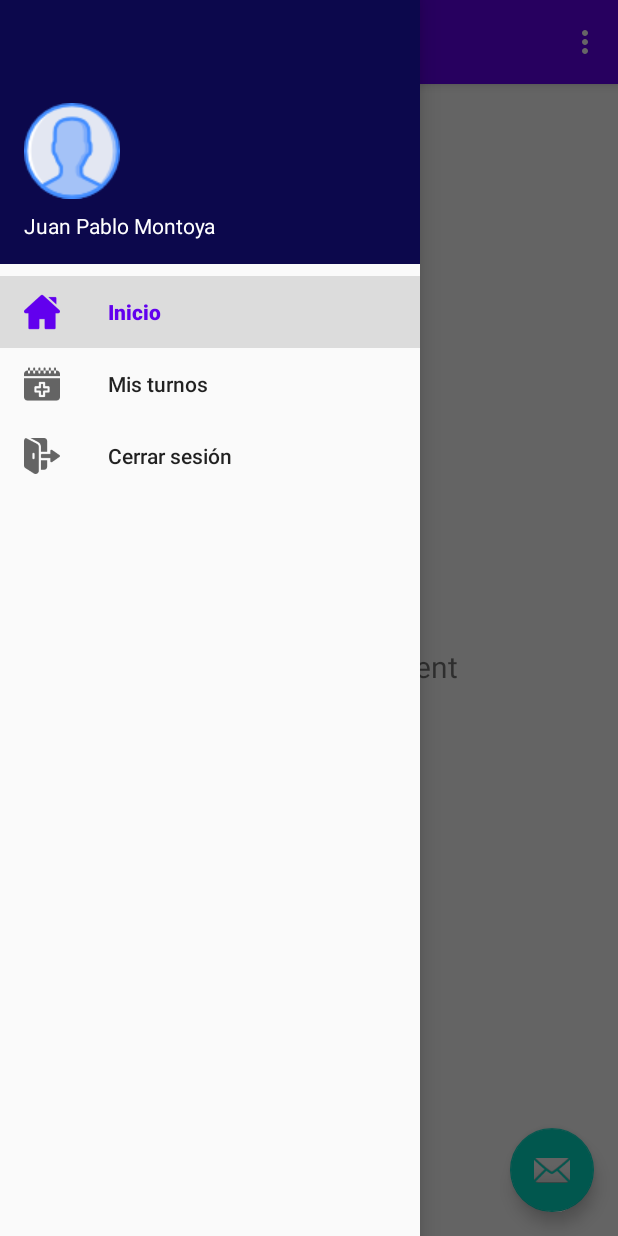
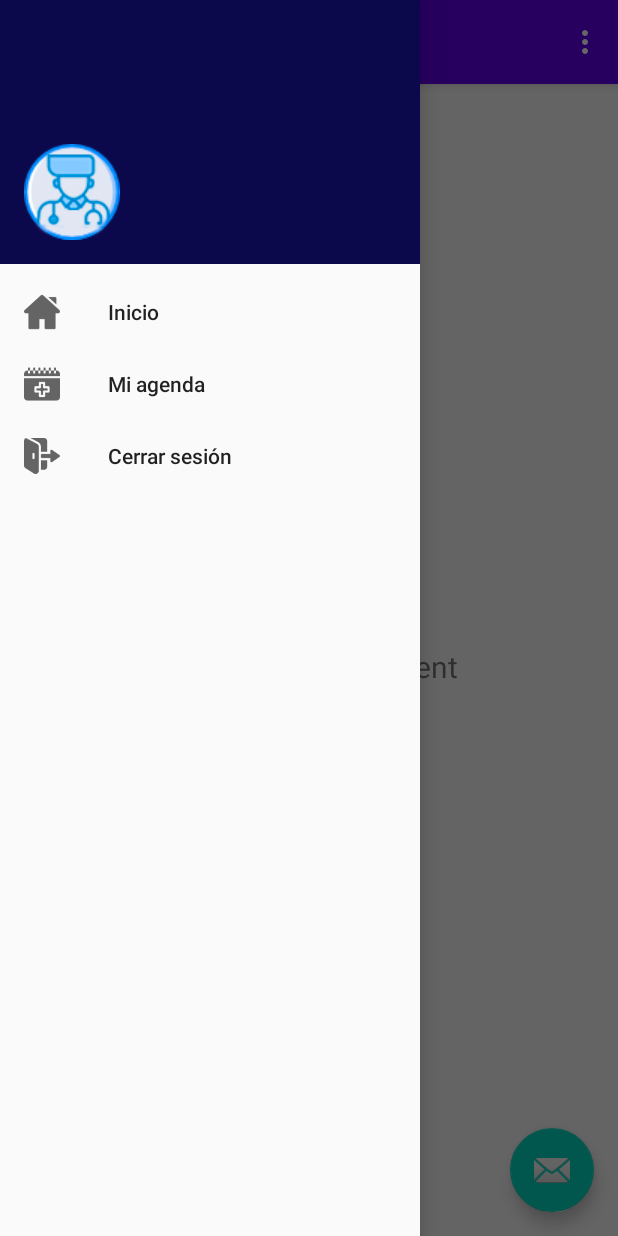
Before and after one commit to axelroitman/AD, an Android app: the InicialUsuario screen opened directly, with no data from a screen before it, with the side drawer open, on a phone screen of 412 x 824 dp. Run offline under Robolectric (Android 15) with nearby library versions, the phone set to English and light mode, and no system bars; our stand-ins replace navigation-ui; Roboto replaces fonts that are not available here.

Commit message:
Menú médico
Sobre el menú del usuario se pudieron las cosas de médico.

```diff
--- a/frontAD/app/src/main/res/layout/nav_header_menu_usuario.xml
+++ b/frontAD/app/src/main/res/layout/nav_header_menu_usuario.xml
@@ -13,11 +13,19 @@
     android:theme="@style/ThemeOverlay.AppCompat.Dark">
 
     <ImageView
-        android:id="@+id/imageView"
+        android:id="@+id/imageUser"
         android:layout_width="wrap_content"
         android:layout_height="wrap_content"
         android:paddingTop="@dimen/nav_header_vertical_spacing"
-        android:src="@drawable/userimage" />
+        android:src="@drawable/userimage"
+        android:visibility="invisible"/>
+
+    <ImageView
+        android:id="@+id/imageDoctor"
+        android:layout_width="wrap_content"
+        android:layout_height="wrap_content"
+        android:paddingTop="@dimen/nav_header_vertical_spacing"
+        android:src="@drawable/doctorimage" />
 
     <TextView
         android:layout_width="match_parent"
--- a/frontAD/app/src/main/res/menu/activity_inicial_usuario_drawer.xml
+++ b/frontAD/app/src/main/res/menu/activity_inicial_usuario_drawer.xml
@@ -1,19 +1,28 @@
 <?xml version="1.0" encoding="utf-8"?>
 <menu xmlns:android="http://schemas.android.com/apk/res/android"
     xmlns:tools="http://schemas.android.com/tools"
-    tools:showIn="navigation_view">
+    tools:showIn="navigation_view"
+    >
 
     <group android:checkableBehavior="single">
         <item
-            android:id="@+id/nav_home"
+            android:id="@+id/nav_inicio"
             android:icon="@drawable/homeicon"
-            android:title="Inicio" />
+            android:title="Inicio"
+            />
         <item
-            android:id="@+id/nav_gallery"
+            android:id="@+id/nav_misTurnos"
             android:icon="@drawable/appointmenticon"
-            android:title="Mis turnos" />
+            android:title="Mis turnos"
+            android:visible="false"
+            />
         <item
-            android:id="@+id/nav_slideshow"
+            android:id="@+id/nav_miAgenda"
+            android:icon="@drawable/appointmenticon"
+            android:title="Mi agenda"
+            />
+        <item
+            android:id="@+id/nav_cerrarSesion"
             android:icon="@drawable/exiticon"
             android:title="Cerrar sesión" />
     </group>
```
Also changed, not shown: frontAD/app/src/main/res/drawable-v24/doctorimage.png (added).
